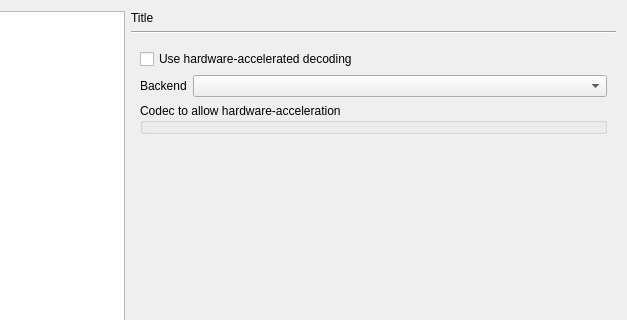
Old version of the form src/cmplayer/ui/prefdialog.ui in the repository bylee20/bomi; both pictures show x 86 to 713 and y 0 to 320 of the 713 by 666 pixel window.
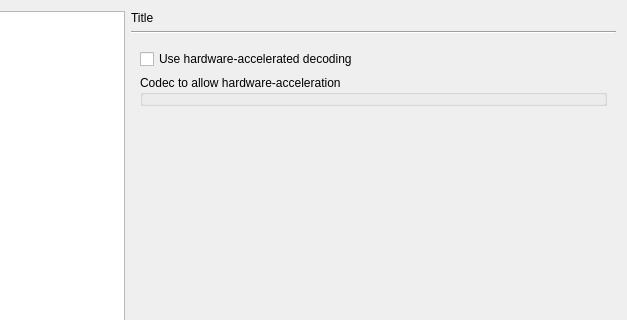
New version of the form. The open tabs and pages were chosen to show the change. Icons and pictures are not drawn. Custom widgets are drawn as their Qt base class.

```diff
--- a/src/cmplayer/ui/prefdialog.ui
+++ b/src/cmplayer/ui/prefdialog.ui
@@ -1794,27 +1794,6 @@
            </property>
           </widget>
          </item>
-         <item>
-          <layout class="QHBoxLayout" name="horizontalLayout_24">
-           <item>
-            <widget class="QLabel" name="label_55">
-             <property name="text">
-              <string>Backend</string>
-             </property>
-            </widget>
-           </item>
-           <item>
-            <widget class="DataComboBox" name="hwaccel_backend">
-             <property name="sizePolicy">
-              <sizepolicy hsizetype="Expanding" vsizetype="Fixed">
-               <horstretch>0</horstretch>
-               <verstretch>0</verstretch>
-              </sizepolicy>
-             </property>
-            </widget>
-           </item>
-          </layout>
-         </item>
          <item>
           <widget class="HwAccCodecBox" name="hwaccel_codecs">
            <property name="title">
```
Left out of the diff: 34 changed lines with no effect on the pictures.
